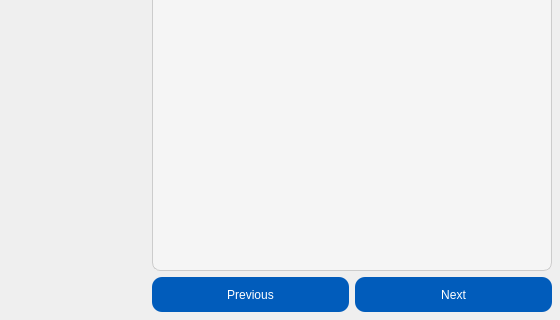
First picture: the form in slumber/gui/widgets/procedure/widget.ui, repository alitsaberi/slumber, before the edit; both pictures show x 707 to 1267 and y 557 to 877 of the 1267 by 877 pixel window.
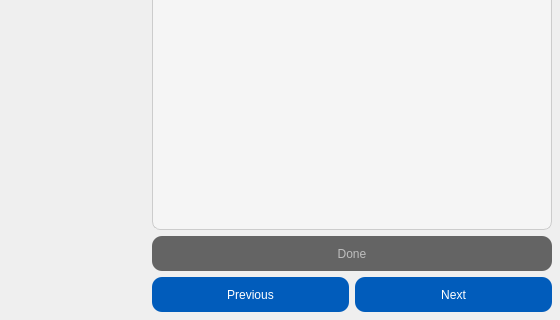
Second picture: the form after the edit.

The edit to the form file:
```diff
--- a/slumber/gui/widgets/procedure/widget.ui
+++ b/slumber/gui/widgets/procedure/widget.ui
@@ -194,7 +194,52 @@
         </widget>
        </item>
        <item>
-        <layout class="QHBoxLayout" name="horizontalLayout_3">
+        <widget class="QPushButton" name="done_button">
+         <property name="enabled">
+          <bool>false</bool>
+         </property>
+         <property name="sizePolicy">
+          <sizepolicy hsizetype="Minimum" vsizetype="Minimum">
+           <horstretch>0</horstretch>
+           <verstretch>0</verstretch>
+          </sizepolicy>
+         </property>
+         <property name="minimumSize">
+          <size>
+           <width>0</width>
+           <height>35</height>
+          </size>
+         </property>
+         <property name="styleSheet">
+          <string notr="true">QPushButton {
+                                                    color: rgb(255, 255, 255);
+                                                    background-color: rgb(1, 92, 187);
+                                                    border: 1px;
+                                                    border-radius: 10px;
+                                                    }
+
+                                                    QPushButton:hover {
+                                                    color: rgb(220,221,229);
+                                                    background-color: rgb(37, 150, 190);
+                                                    }
+
+                                                    QPushButton:pressed {
+                                                    color: rgb(220,221,229);
+                                                    background-color: rgb(37, 150, 190);
+                                                    }
+
+                                                    QPushButton:disabled {
+                                                    color: rgb(190, 190, 190);
+                                                    background-color: rgb(100, 100, 100);
+                                                    }</string>
+         </property>
+         <property name="text">
+          <string>Done</string>
+         </property>
+        </widget>
+       </item>
+       <item>
+        <layout class="QHBoxLayout" name="horizontal_layout">
          <property name="sizeConstraint">
           <enum>QLayout::SizeConstraint::SetMaximumSize</enum>
          </property>
```
Left out of the diff: 14 changed lines with no effect on the pictures.
